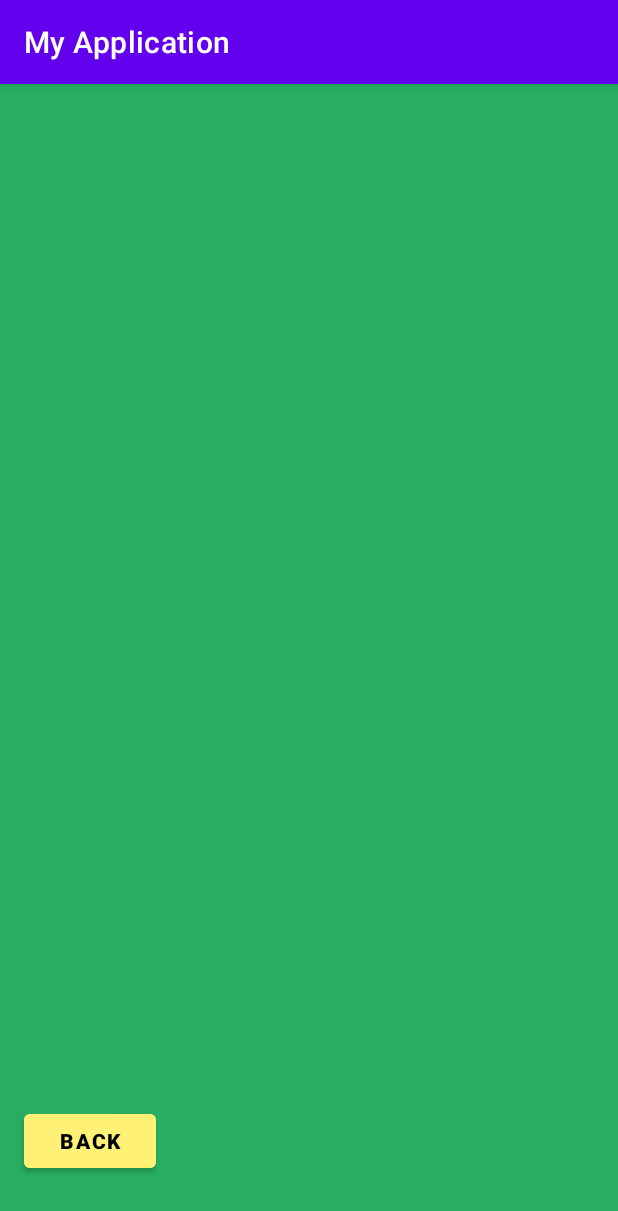
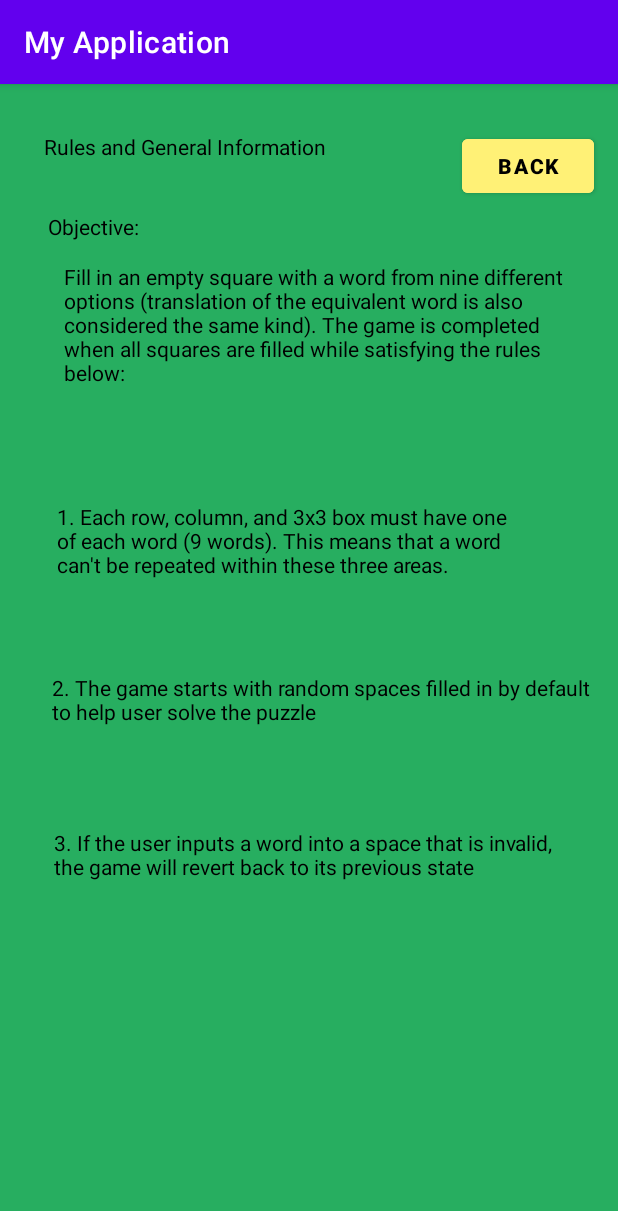
Before and after one commit to Miikexx/WordSudokuApp, an Android app: the HowToPlay screen opened directly, with no data from a screen before it, on a phone screen of 412 x 824 dp. Shown: the top 1211 px of the screen. Run offline under Robolectric (Android 15) with nearby library versions, the phone set to English and light mode, and no system bars.

Commit message:
Added How To Play screen

```diff
--- a/app/src/main/res/layout/activity_how_to_play.xml
+++ b/app/src/main/res/layout/activity_how_to_play.xml
@@ -12,14 +12,102 @@
       android:id="@+id/HowToPlayBackButton"
       android:layout_width="wrap_content"
       android:layout_height="wrap_content"
+      android:backgroundTint="@color/Yellow"
       android:text="Back"
-      android:backgroundTint="@color/Yellow"
       android:textColor="@color/black"
       android:textStyle="bold"
       app:layout_constraintBottom_toBottomOf="parent"
       app:layout_constraintEnd_toEndOf="parent"
-      app:layout_constraintHorizontal_bias="0.05"
+      app:layout_constraintHorizontal_bias="0.95"
       app:layout_constraintStart_toStartOf="parent"
       app:layout_constraintTop_toTopOf="parent"
-      app:layout_constraintVertical_bias="0.945" />
+      app:layout_constraintVertical_bias="0.043" />
+
+  <TextView
+      android:id="@+id/editTextTextPersonName4"
+      android:layout_width="281dp"
+      android:layout_height="40dp"
+      android:ems="10"
+      android:inputType="textPersonName"
+      android:text="Rules and General Information"
+      android:textColor="@color/black"
+      app:layout_constraintBottom_toBottomOf="parent"
+      app:layout_constraintEnd_toEndOf="parent"
+      app:layout_constraintHorizontal_bias="0.223"
+      app:layout_constraintStart_toStartOf="parent"
+      app:layout_constraintTop_toTopOf="parent"
+      app:layout_constraintVertical_bias="0.044" />
+
+
+  <TextView
+      android:id="@+id/textView"
+      android:layout_width="69dp"
+      android:layout_height="33dp"
+      android:layout_marginStart="32dp"
+      android:text="Objective: "
+      android:textColor="@color/black"
+      app:layout_constraintBottom_toBottomOf="parent"
+      app:layout_constraintStart_toStartOf="parent"
+      app:layout_constraintTop_toBottomOf="@+id/editTextTextPersonName4"
+      app:layout_constraintVertical_bias="0.02" />
+
+  <TextView
+      android:id="@+id/editTextTextMultiLine"
+      android:layout_width="342dp"
+      android:layout_height="150dp"
+      android:ems="10"
+      android:gravity="start|top"
+      android:inputType="textMultiLine"
+      android:text="Fill in an empty square with a word from nine different options (translation of the equivalent word is also
+considered the same kind). The game is completed when all squares are filled while satisfying the rules below:"
+      android:textColor="@color/black"
+      app:layout_constraintEnd_toEndOf="parent"
+      app:layout_constraintHorizontal_bias="0.608"
+      app:layout_constraintStart_toStartOf="parent"
+      app:layout_constraintTop_toBottomOf="@+id/textView" />
+
+  <TextView
+      android:id="@+id/editTextTextMultiLine2"
+      android:layout_width="314dp"
+      android:layout_height="104dp"
+      android:layout_marginTop="10dp"
+      android:layout_marginEnd="60dp"
+      android:ems="10"
+      android:gravity="start|top"
+      android:inputType="textMultiLine"
+      android:text="1. Each row, column, and 3x3 box must have one of each word (9 words). This means that a word can't
+be repeated within these three areas."
+      android:textColor="@color/black"
+      app:layout_constraintEnd_toEndOf="parent"
+      app:layout_constraintTop_toBottomOf="@+id/editTextTextMultiLine" />
+
+  <TextView
+      android:id="@+id/editTextTextMultiLine3"
+      android:layout_width="367dp"
+      android:layout_height="93dp"
+      android:layout_marginTop="10dp"
+      android:layout_marginEnd="10dp"
+      android:ems="10"
+      android:gravity="start|top"
+      android:inputType="textMultiLine"
+      android:text="2. The game starts with random spaces filled in by default to help user solve the puzzle"
+      android:textColor="@color/black"
+      app:layout_constraintEnd_toEndOf="parent"
+      app:layout_constraintTop_toBottomOf="@+id/editTextTextMultiLine2" />
+
+
+  <TextView
+      android:id="@+id/editTextTextMultiLine4"
+      android:layout_width="352dp"
+      android:layout_height="83dp"
+      android:layout_marginTop="10dp"
+      android:layout_marginEnd="24dp"
+      android:ems="10"
+      android:gravity="start|top"
+      android:inputType="textMultiLine"
+      android:text="3. If the user inputs a word into a space that is invalid, the game will revert back to its previous state"
+      android:textColor="@color/black"
+      app:layout_constraintEnd_toEndOf="parent"
+      app:layout_constraintTop_toBottomOf="@+id/editTextTextMultiLine3" />
+
 </androidx.constraintlayout.widget.ConstraintLayout>
```
